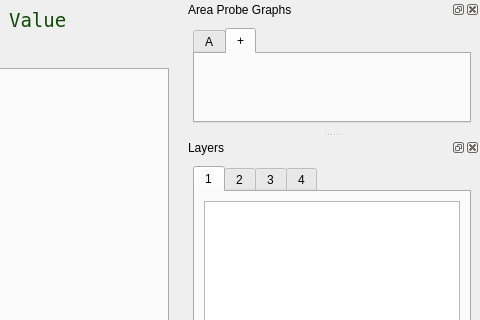
ssec/sift, file py/cspov/ui/pov_main.ui: the form before one commit; both pictures show x 829 to 1309 and y 0 to 320 of the 1309 by 807 pixel window.
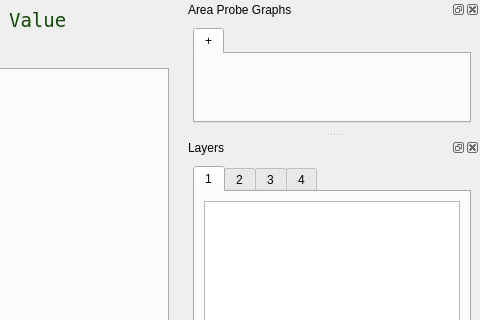
The form after the commit. The open tabs and pages were chosen to show the change.

Commit message: added and wired up controls for selecting layers in the plot tabs

The edit to the form file:
```diff
--- a/py/cspov/ui/pov_main.ui
+++ b/py/cspov/ui/pov_main.ui
@@ -352,11 +352,6 @@
        <property name="currentIndex">
         <number>0</number>
        </property>
-       <widget class="QWidget" name="tab_A">
-        <attribute name="title">
-         <string>A</string>
-        </attribute>
-       </widget>
        <widget class="QWidget" name="tab_plus">
         <attribute name="title">
          <string>+</string>
```
The commit also changes 2 other files.
